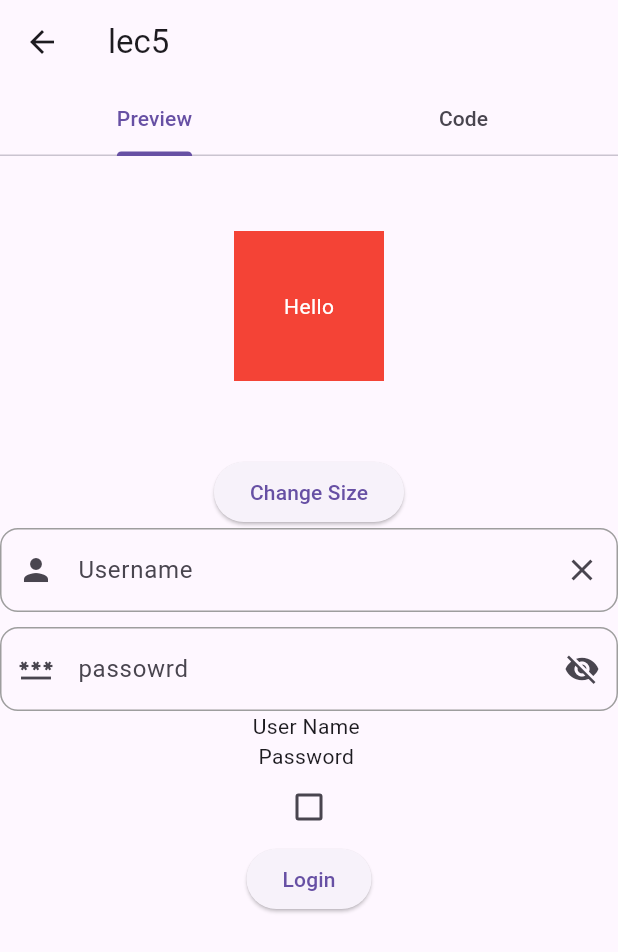
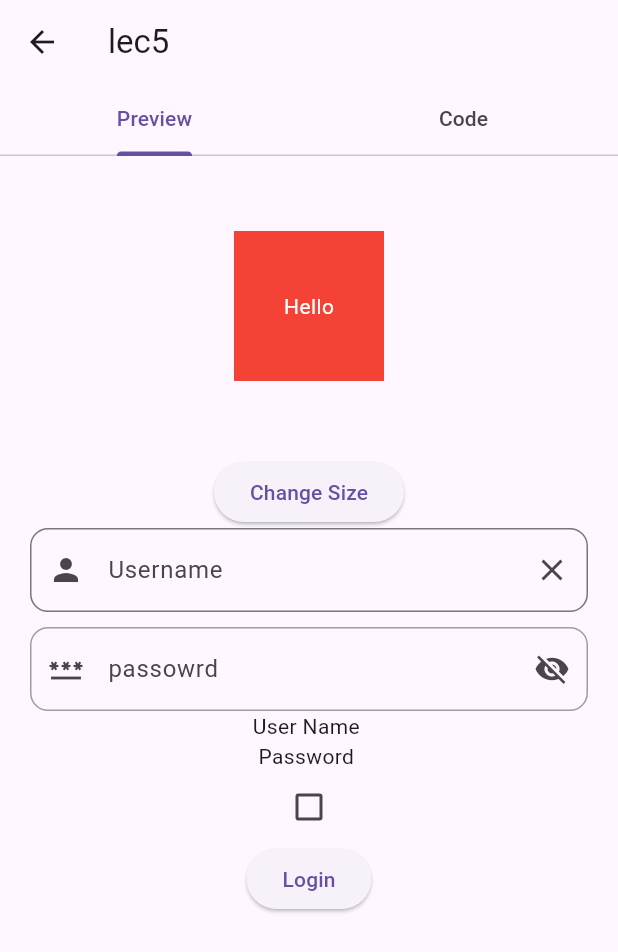
Before and after one commit to AgMarwanAg/componentkit, a Flutter app: the Lec5 screen opened by its route, on a phone screen of 412 x 824 dp. Shown: the top 952 px of the screen. Run offline on Flutter 3.47's test engine with Material 3 defaults, Android fonts, the phone set to English and light mode, and no system bars; our stand-ins replace flutter_highlight, get.

Commit message:
feat(android): add internet permission and improve form UI layout
- Add INTERNET permission to AndroidManifest.xml
- Update lecture navigation labels for better clarity
- Refactor form layout with proper padding and styling
- Enhance password field with improved border styling
- Reorganize form structure for better user experience

```diff
--- a/lib/home_screen.dart
+++ b/lib/home_screen.dart
@@ -51,14 +51,14 @@ class HomeScreen extends StatelessWidget {
             ),
             _ComponentButton(
               icon: Icons.refresh,
-              label: 'Lec 5 (StateFul Widgets)',
+              label: 'Lec 5 part1 (StateFul Widgets)',
               onPressed: () {
                 Navigator.pushNamed(context, Lec5.path);
               },
             ),
             _ComponentButton(
               icon: Icons.refresh,
-              label: 'Lec 5 (state Management)',
+              label: 'Lec 5 part2(state Management)',
               onPressed: () {
                 Navigator.pushNamed(context, Lec5part2.path);
               },
--- a/lib/lec5.dart
+++ b/lib/lec5.dart
@@ -27,9 +27,11 @@ class _Lec5State extends State<Lec5> {
   @override
   Widget build(BuildContext context) {
     return Scaffold(
-      body: SingleChildScrollView(
-        child: Form(
+      body: Form(
         key: formKey,
+        child: Padding(
+          padding: const EdgeInsets.only(left: 20, right: 20),
+          child: SingleChildScrollView(
             child: Column(
               children: [
                 SizedBox(height: 50),
@@ -71,18 +73,15 @@ class _Lec5State extends State<Lec5> {
                             FocusScope.of(context).unfocus();
                           },
                           icon: Icon(Icons.close)),
-                    focusedBorder: OutlineInputBorder(
-                      borderSide: BorderSide(color: Colors.blueAccent, width: 2.0),
+                      border: OutlineInputBorder(
                         borderRadius: BorderRadius.all(Radius.circular(12.0)),
+                        borderSide: BorderSide(color: Colors.black, width: 2.0),
                       ),
-                    enabledBorder: OutlineInputBorder(
-                      borderSide: BorderSide(color: Colors.grey),
-                      borderRadius: BorderRadius.all(Radius.circular(12.0)),
-                    ),
-                    errorBorder: OutlineInputBorder(
-                      borderSide: BorderSide(color: Colors.red),
-                      borderRadius: BorderRadius.all(Radius.circular(12.0)),
-                    )),
+                      // focusedBorder: OutlineInputBorder(
+                      //   borderSide: BorderSide(color: Colors.blueAccent, width: 2.0),
+                      //   borderRadius: BorderRadius.all(Radius.circular(12.0)),
+                      // ),
+                      errorBorder: InputBorder.none),
                 ),
                 SizedBox(
                   height: 10,
@@ -90,7 +89,6 @@ class _Lec5State extends State<Lec5> {
                 TextFormField(
                   controller: passwordCTR,
                   obscureText: obSecurePassord,
-
                   validator: (value) {
                     if (value == null || value.isEmpty) {
                       return 'Please enter your password';
@@ -103,7 +101,6 @@ class _Lec5State extends State<Lec5> {
                   decoration: InputDecoration(
                     labelText: 'passowrd',
                     prefixIcon: Icon(Icons.password),
-
                     suffixIcon: IconButton(
                         onPressed: () {
                           setState(() {
@@ -124,6 +121,10 @@ class _Lec5State extends State<Lec5> {
                       borderSide: BorderSide(color: Colors.grey),
                       borderRadius: BorderRadius.all(Radius.circular(12.0)),
                     ),
+                    errorBorder: OutlineInputBorder(
+                      borderSide: BorderSide(color: Colors.red, width: 2.0),
+                      borderRadius: BorderRadius.all(Radius.circular(30.0)),
+                    ),
                   ),
                 ),
                 Text('User Name ${userCTR.text}'),
@@ -138,7 +139,6 @@ class _Lec5State extends State<Lec5> {
                     onPressed: () {
                       if (formKey.currentState!.validate()) {
                         setState(() {});
-
                       }
                     },
                     child: Text('Login'))
@@ -146,6 +146,7 @@ class _Lec5State extends State<Lec5> {
             ),
           ),
         ),
+      ),
     );
   }
 }
```
Also changed, not shown: 1 other file. Lines whose indentation alone changed are shown as unchanged.
